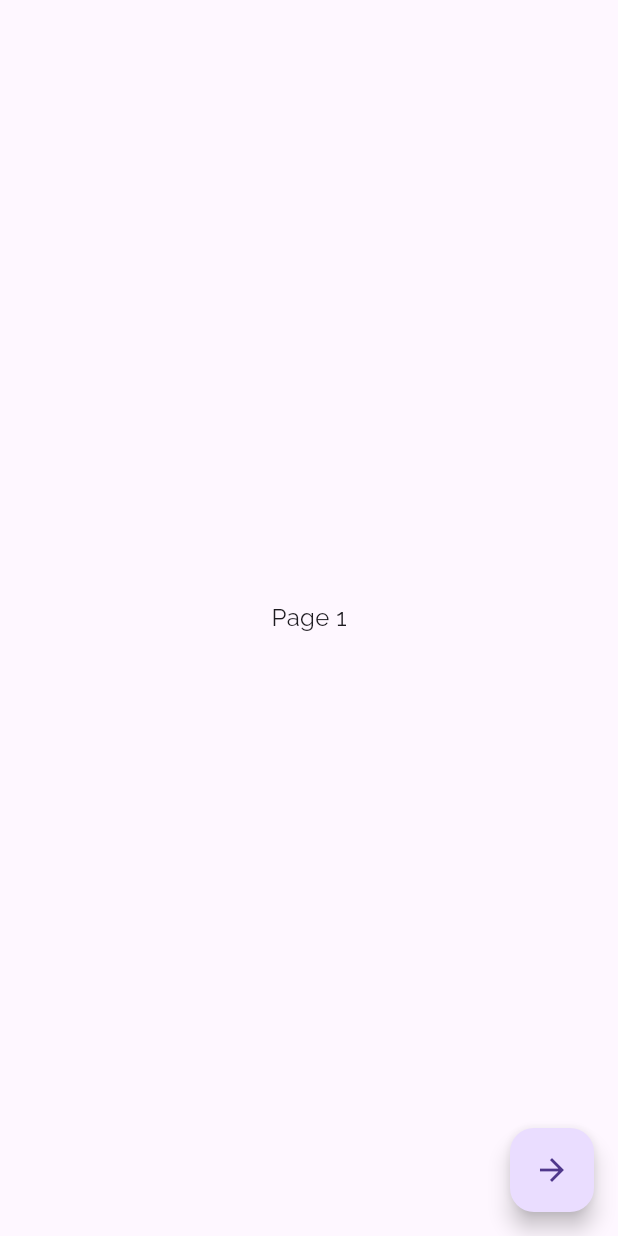
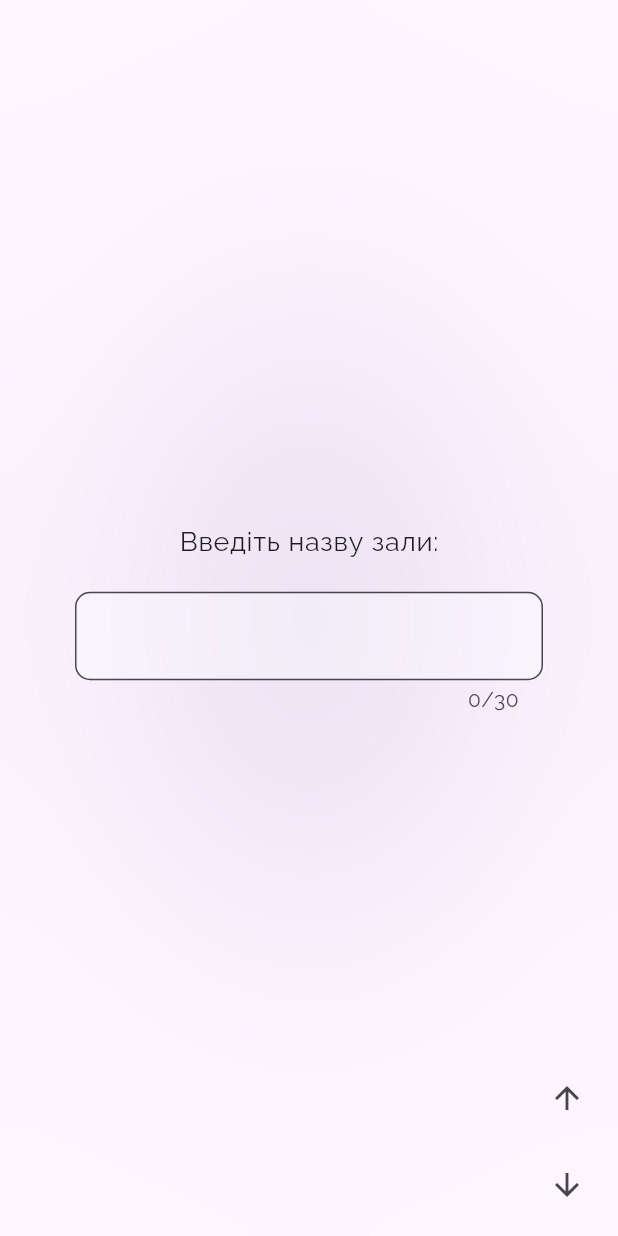
Before and after one commit to artemhula/codenames, a Flutter app: the CreateRoomScreen screen opened directly, on a phone screen of 412 x 824 dp. Run offline on Flutter 3.47's test engine with Material 3 defaults, Android fonts, the phone set to English and light mode, and no system bars; our stand-ins replace flip_card, google_fonts, numberpicker.

Commit message:
Add screen for room creating

```diff
--- a/lib/screens/create_room_screen.dart
+++ b/lib/screens/create_room_screen.dart
@@ -1,41 +1,114 @@
+import 'package:codenames/widgets/background.dart';
+import 'package:codenames/widgets/language_selector.dart';
+import 'package:codenames/widgets/password_input.dart';
+import 'package:codenames/widgets/room_name_input.dart';
+import 'package:codenames/widgets/room_summary.dart';
 import 'package:flutter/material.dart';
 
 class CreateRoomScreen extends StatefulWidget {
-  CreateRoomScreen({Key? key}) : super(key: key);
-
+  const CreateRoomScreen({super.key});
   @override
   _CreateRoomScreenState createState() => _CreateRoomScreenState();
 }
 
 class _CreateRoomScreenState extends State<CreateRoomScreen> {
   final PageController _controller = PageController();
+  String roomName = '';
+  List<int> password = [0, 0, 0];
+  String language = 'ukranian';
 
   void nextPage() {
+    if (_controller.page == 0) {
+      if (roomName.isEmpty) {
+        showDialog(
+          context: context,
+          builder: (context) => AlertDialog(
+            title: Text(
+              'Будь ласка введіть назву зали',
+              style: Theme.of(context).textTheme.bodyLarge,
+            ),
+            actions: [
+              InkWell(
+                onTap: () {
+                  Navigator.pop(context);
+                },
+                child: const Text('OK'),
+              ),
+            ],
+          ),
+        );
+
+        return;
+      }
+    }
     _controller.nextPage(
-        duration: Duration(milliseconds: 300), curve: Curves.easeIn);
+        duration: const Duration(milliseconds: 500), curve: Curves.easeIn);
+  }
+
+  void previousPage() {
+    _controller.previousPage(
+        duration: Duration(milliseconds: _controller.page == 0 ? 100 : 500),
+        curve: Curves.easeIn);
   }
 
   @override
   Widget build(BuildContext context) {
     return Scaffold(
-      body: PageView(
-        controller: _controller,
-        scrollDirection: Axis.vertical,
+      body: Stack(
         children: [
-          Center(
-            child: Text('Page 1'),
+          const Background(),
+          PageView(
+            controller: _controller,
+            scrollDirection: Axis.vertical,
+            physics: const BouncingScrollPhysics(
+                parent: NeverScrollableScrollPhysics()),
+            children: [
+              RoomNameInput(
+                onChanged: (value) {
+                  setState(() {
+                    roomName = value;
+                  });
+                },
+              ),
+              PasswordInput(
+                password: password,
+                onChanged: (index, value) {
+                  setState(() {
+                    password[index] = value;
+                  });
+                },
+              ),
+              LanguageSelector(
+                language: language,
+                onChanged: (value) {
+                  setState(() {
+                    language = value;
+                  });
+                },
+              ),
+              RoomSummary(
+                roomName: roomName,
+                password: password,
+                language: language,
+              ),
+            ],
           ),
-          Center(
-            child: Text('Page 2'),
-          ),
-          Center(
-            child: Text('Page 3'),
+          Positioned(
+            bottom: 10,
+            right: 10,
+            child: Column(children: [
+              IconButton(
+                onPressed: previousPage,
+                icon: Icon(Icons.arrow_upward),
+              ),
+              SizedBox(height: 10),
+              IconButton(
+                onPressed: nextPage,
+                icon: Icon(Icons.arrow_downward),
+              ),
+            ]),
           ),
         ],
-      ),
-      floatingActionButton: FloatingActionButton(
-        onPressed: nextPage,
-        child: Icon(Icons.arrow_forward),
       ),
     );
   }
--- a/lib/theme.dart
+++ b/lib/theme.dart
@@ -7,7 +7,9 @@ final lightTheme = ThemeData(
   textTheme: TextTheme(
     headlineLarge: GoogleFonts.fugazOne(
         fontSize: 40, fontWeight: FontWeight.w500, color: Colors.indigo),
-    headlineMedium: GoogleFonts.raleway(fontSize: 40, fontWeight: FontWeight.w700),
+    headlineMedium:
+        GoogleFonts.raleway(fontSize: 40, fontWeight: FontWeight.w700),
+    headlineSmall: GoogleFonts.raleway(fontSize: 24),
     bodySmall: GoogleFonts.raleway(fontSize: 14),
     bodyMedium: GoogleFonts.raleway(fontSize: 16),
     bodyLarge: GoogleFonts.raleway(fontSize: 18),
@@ -22,7 +24,9 @@ final darkTheme = ThemeData(
       fontSize: 40,
       fontWeight: FontWeight.w500,
     ),
-    headlineMedium: GoogleFonts.raleway(fontSize: 40, fontWeight: FontWeight.w700),
+    headlineMedium:
+        GoogleFonts.raleway(fontSize: 40, fontWeight: FontWeight.w700),
+    headlineSmall: GoogleFonts.raleway(fontSize: 24),
     bodySmall: GoogleFonts.raleway(fontSize: 14),
     bodyMedium: GoogleFonts.raleway(fontSize: 16),
     bodyLarge: GoogleFonts.raleway(fontSize: 18),
--- /dev/null
+++ b/lib/utils/lang.dart
@@ -0,0 +1,5 @@
+const dict = {
+  'ukranian' : 'Українська',
+  'russian' : 'Русский',
+  'english' : 'English',
+};
--- /dev/null
+++ b/lib/widgets/room_name_input.dart
@@ -0,0 +1,38 @@
+import 'package:flutter/material.dart';
+
+class RoomNameInput extends StatelessWidget {
+  const RoomNameInput({
+    super.key, required this.onChanged,
+  });
+  final Function(String) onChanged;
+
+  @override
+  Widget build(BuildContext context) {
+    return Column(
+      mainAxisAlignment: MainAxisAlignment.center,
+      crossAxisAlignment: CrossAxisAlignment.center,
+      children: [
+        Text('Введіть назву зали:',
+            style: Theme.of(context).textTheme.bodyLarge),
+        const SizedBox(height: 20),
+        Padding(
+          padding: const EdgeInsets.symmetric(horizontal: 50),
+          child: TextField(
+            onChanged: onChanged,
+            maxLength: 30,
+            decoration: InputDecoration(
+              filled: true,
+              fillColor: Theme.of(context).brightness == Brightness.light
+                  ? Colors.white.withOpacity(0.3)
+                  : Colors.black.withOpacity(0.3),
+              focusColor: Theme.of(context).colorScheme.primary,
+              border: OutlineInputBorder(
+                borderRadius: BorderRadius.circular(10),
+              ),
+            ),
+          ),
+        ),
+      ],
+    );
+  }
+}
--- a/pubspec.yaml
+++ b/pubspec.yaml
@@ -11,6 +11,7 @@ dependencies:
   cupertino_icons: ^1.0.8
   google_fonts: ^6.2.1
   flip_card: ^0.7.0
+  numberpicker: ^2.1.2
 
 dev_dependencies:
   flutter_test:
```
Also changed, not shown: lib/widgets/button_bar.dart (deleted, +0 -22 lines), lib/widgets/buttons_bar.dart (+13 -4 lines), lib/widgets/language_selector.dart (added, +73 -0 lines), lib/widgets/password_input.dart (added, +69 -0 lines), lib/widgets/room_summary.dart (added, +41 -0 lines), pubspec.lock.
